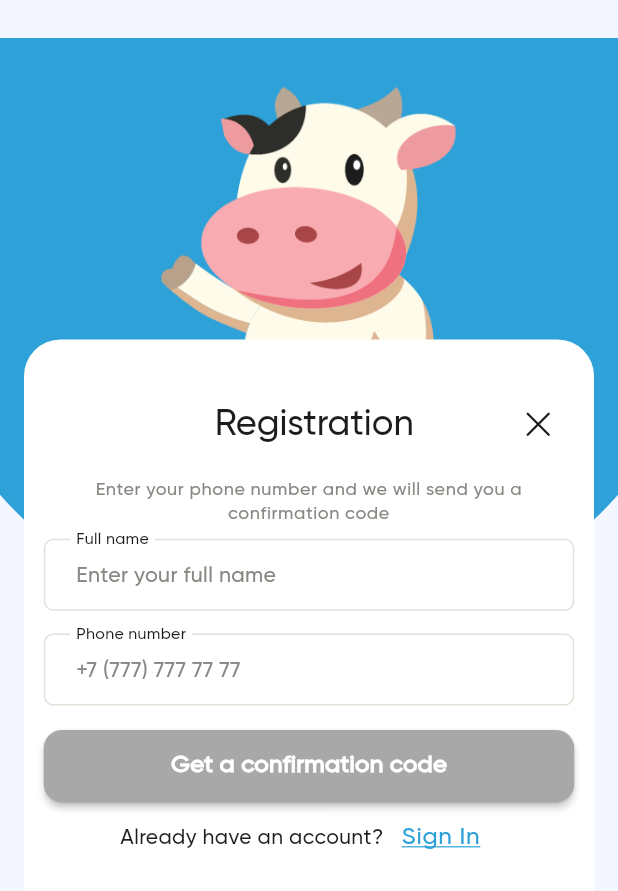
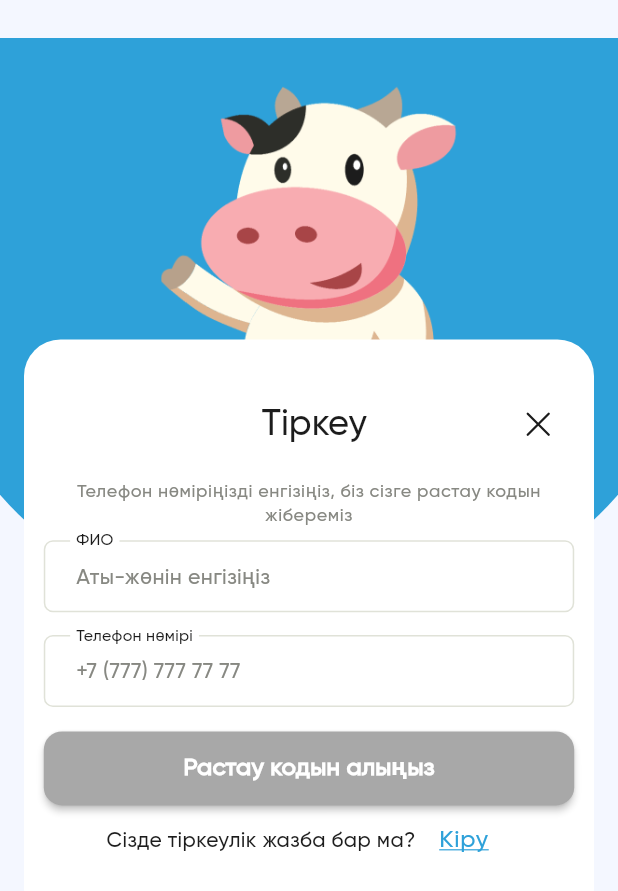
Before and after one commit to z0ld1ck/RanchTracker, a Flutter app: the AuthPage screen opened by its route, on a phone screen of 412 x 824 dp. Shown: the top 891 px of the screen. Run offline on Flutter 3.47's test engine with Material 3 defaults, Android fonts, the phone set to English and light mode, and no system bars; our stand-ins replace flutter_screenutil, flutter_svg, pinput, shared_preferences; accounts and stored records are empty; generated files the repository leaves out were written again.

Commit message:
kz localization

```diff
--- a/lib/features/app/app.dart
+++ b/lib/features/app/app.dart
@@ -23,6 +23,7 @@ class App extends StatelessWidget {
       splitScreenMode: true,
       builder: (_, child) {
         return MaterialApp(
+          locale:const Locale('kk'),
           supportedLocales:AppLocalizations.supportedLocales,
           localizationsDelegates:AppLocalizations.localizationsDelegates,
           debugShowCheckedModeBanner: false,
--- a/lib/l10n/app_en.arb
+++ b/lib/l10n/app_en.arb
@@ -1,4 +1,6 @@
 {
+  "@@locale": "en",
+
   "greeting": "Welcome to",
   "signin": "Sign In",
   "signup": "Sign up",
--- /dev/null
+++ b/lib/l10n/app_kz.arb
@@ -0,0 +1,27 @@
+{
+
+  "@@locale": "kk",
+
+
+  "greeting": "Қош келдіңіз",
+  "signin": "Кіру",
+  "signup": "Тіркелу",
+  "registration": "Тіркеу",
+  "subtext": "Телефон нөміріңізді енгізіңіз, біз сізге растау кодын жібереміз",
+  "fio": "ФИО",
+  "vvediteFio": "Аты-жөнін енгізіңіз",
+  "nomer": "Телефон нөмірі",
+  "getCode": "Растау кодын алыңыз",
+  "account": "Сізде тіркеулік жазба бар ма?",
+  "subtext2": "Көрсетілген нөмірге жіберген кодты енгізіңіз+7 707 695 08 16",
+  "wrongCode": "Код дұрыс емес.Қайталап көріңіз",
+  "resend": "Кодты қайта жіберіңіз",
+  "newPassword": "Жаңа құпия сөз",
+  "passwd": "Құпия сөз",
+  "vveditePassword": "Құпия сөзді енгізіңіз",
+  "repeatPassword": "Құпия сөзді қайталаңыз",
+  "save": "Сақтау",
+  "noaccount": "Тіркеулік жазба жоқ па?",
+  "forgot": "Құпия сөзіңізді ұмытып қалдыңыз ба?",
+  "recover": "Қалпына келтіру"
+}
--- a/lib/l10n/app_ru.arb
+++ b/lib/l10n/app_ru.arb
@@ -1,4 +1,6 @@
 {
+  "@@locale": "ru",
+
   "greeting": "Добро пожаловать в ",
   "@greeting": {
     "description": "Основной язык"
--- a/lib/l10n/l10n.dart
+++ b/lib/l10n/l10n.dart
@@ -4,5 +4,6 @@ class L10n{
   static final all=[
     const Locale('en'),
     const Locale('ru'),
+    const Locale('kk'),
   ];
 }
```
